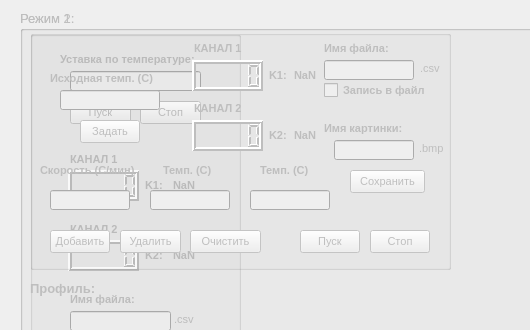
First picture: the form in OVEN/mainwindow.ui, repository eai13/OVEN-Project, before the edit; both pictures show x 0 to 530 and y 0 to 330 of the 1252 by 575 pixel window.
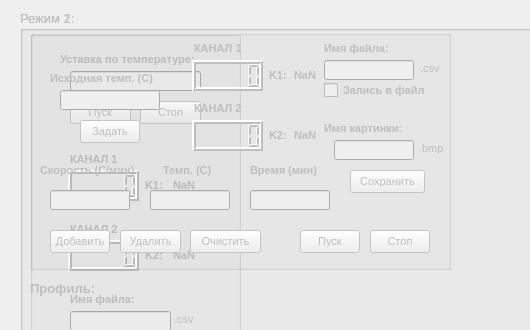
Second picture: the form after the edit.

What changed in the file:
```diff
--- a/OVEN/mainwindow.ui
+++ b/OVEN/mainwindow.ui
@@ -1363,9 +1363,9 @@
      <widget class="QLabel" name="label_16">
       <property name="geometry">
        <rect>
-        <x>230</x>
+        <x>220</x>
         <y>130</y>
-        <width>61</width>
+        <width>80</width>
         <height>20</height>
        </rect>
       </property>
@@ -1377,7 +1377,7 @@
        </font>
       </property>
       <property name="text">
-       <string>Темп. (С)</string>
+       <string>Время (мин)</string>
       </property>
      </widget>
      <widget class="QLineEdit" name="lineedit_mode2addtemperature_2">
```
Left out of the diff: 8 changed lines with no effect on the pictures.
